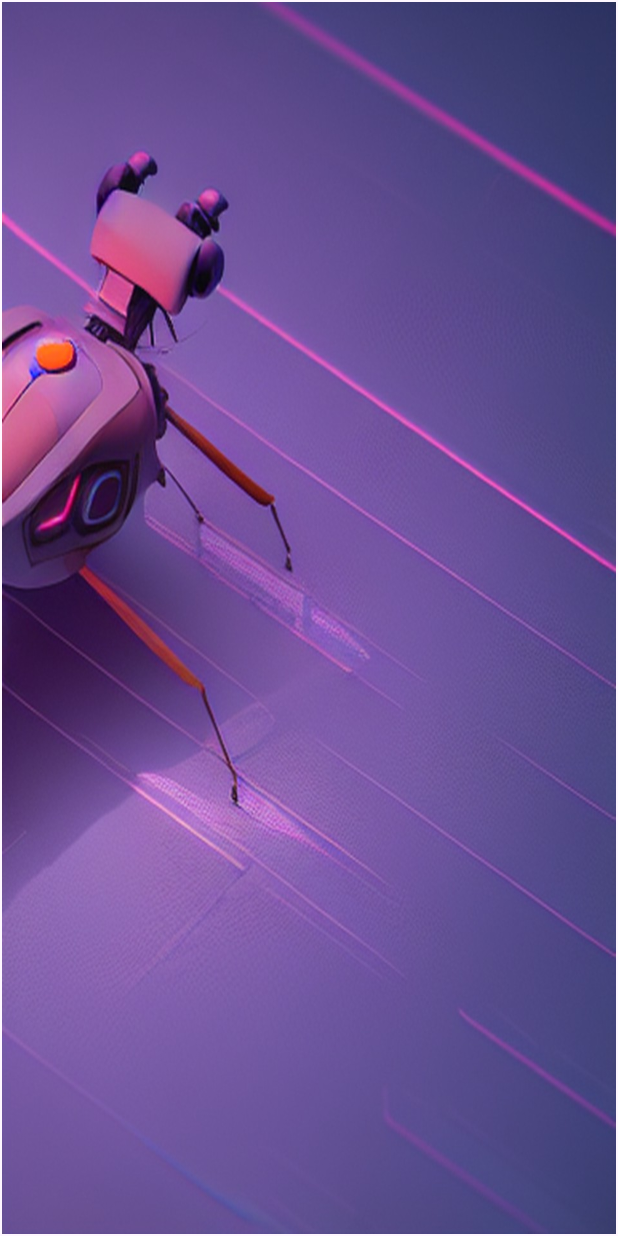
After one commit to CarlitosHV/Proyecto_inventario, an Android app: the Presentacion screen opened directly, with no data from a screen before it, on a phone screen of 412 x 824 dp. The commit adds this screen. Run offline under Robolectric (Android 15) with nearby library versions, the phone set to English and light mode, and no system bars.

Commit message:
Tiene una pantalla de presentacion

```diff
--- a/app/src/main/AndroidManifest.xml
+++ b/app/src/main/AndroidManifest.xml
@@ -7,14 +7,16 @@
     <uses-permission android:name="android.permission.READ_MEDIA_IMAGES" />
     <uses-permission android:name="android.permission.READ_MEDIA_VIDEO" />
     <uses-permission android:name="android.permission.READ_MEDIA_AUDIO" />
-    <uses-permission android:name="android.permission.READ_EXTERNAL_STORAGE"
+    <uses-permission
+        android:name="android.permission.READ_EXTERNAL_STORAGE"
         android:maxSdkVersion="32" />
-    <uses-permission android:name="android.permission.WRITE_EXTERNAL_STORAGE"
+    <uses-permission
+        android:name="android.permission.WRITE_EXTERNAL_STORAGE"
         android:maxSdkVersion="29" />
-    <uses-feature android:name="android.hardware.camera"
+
+    <uses-feature
+        android:name="android.hardware.camera"
         android:required="true" />
-
-
 
     <application
         android:allowBackup="true"
@@ -26,6 +28,13 @@
         android:supportsRtl="true"
         android:theme="@style/Theme.Productos"
         tools:targetApi="31">
+        <activity
+            android:name=".MainActivity"
+            android:exported="false">
+            <meta-data
+                android:name="android.app.lib_name"
+                android:value="" />
+        </activity>
 
         <provider
             android:name="androidx.core.content.FileProvider"
@@ -44,8 +53,10 @@
                 android:name="android.app.lib_name"
                 android:value="" />
         </activity>
+
+
         <activity
-            android:name=".MainActivity"
+            android:name=".Presentacion"
             android:exported="true">
             <intent-filter>
                 <action android:name="android.intent.action.MAIN" />
--- a/app/src/main/java/com/hardbug/productos/MainActivity.java
+++ b/app/src/main/java/com/hardbug/productos/MainActivity.java
@@ -65,4 +65,6 @@ public class MainActivity extends AppCompatActivity {
             }
         });
     }
+
+
 }
--- /dev/null
+++ b/app/src/main/java/com/hardbug/productos/Presentacion.java
@@ -0,0 +1,56 @@
+package com.hardbug.productos;
+
+import androidx.appcompat.app.AppCompatActivity;
+
+import android.app.Activity;
+import android.content.Intent;
+import android.graphics.drawable.Drawable;
+import android.os.Bundle;
+import android.os.Handler;
+import android.widget.ImageView;
+
+import java.util.ArrayList;
+import java.util.Random;
+import java.util.concurrent.ThreadLocalRandom;
+
+public class Presentacion extends AppCompatActivity {
+    private static int TIME_OUT = 3000;
+    private ArrayList<Drawable> imagenes = new ArrayList<Drawable>();
+    @Override
+    protected void onCreate(Bundle savedInstanceState) {
+        super.onCreate(savedInstanceState);
+        setContentView(R.layout.activity_presentacion);
+
+        imagenes.add(getResources().getDrawable(R.drawable.introuno));
+        imagenes.add(getResources().getDrawable(R.drawable.introdos));
+        imagenes.add(getResources().getDrawable(R.drawable.introtres));
+        imagenes.add(getResources().getDrawable(R.drawable.introcuatro));
+        imagenes.add(getResources().getDrawable(R.drawable.introcinco));
+
+        int randomNum = randomThis(0,4);
+
+        ImageView imagen = findViewById(R.id.imgPresentacion);
+        imagen.setImageDrawable(imagenes.get(randomNum));
+        imagen.setScaleType(ImageView.ScaleType.FIT_XY);
+
+        new Handler().postDelayed(new Runnable() {
+            @Override
+            public void run() {
+                Intent i = new Intent(Presentacion.this, MainActivity.class);
+                startActivity(i);
+                finish();
+            }
+        }, TIME_OUT);
+
+    }
+
+    private static int randomThis(int min, int max) {
+
+        if (min >= max) {
+            throw new IllegalArgumentException("max must be greater than min");
+        }
+
+        Random r = new Random();
+        return r.nextInt((max - min) + 1) + min;
+    }
+}
--- /dev/null
+++ b/app/src/main/res/layout/activity_presentacion.xml
@@ -0,0 +1,25 @@
+<?xml version="1.0" encoding="utf-8"?>
+<RelativeLayout xmlns:android="http://schemas.android.com/apk/res/android"
+    xmlns:app="http://schemas.android.com/apk/res-auto"
+    xmlns:tools="http://schemas.android.com/tools"
+    android:layout_width="match_parent"
+    android:layout_height="match_parent"
+    tools:context=".Presentacion">
+
+    <LinearLayout
+        android:layout_width="match_parent"
+        android:layout_height="match_parent"
+        android:orientation="vertical"
+        >
+        <ImageView
+            android:id="@+id/imgPresentacion"
+            android:layout_width="match_parent"
+            android:layout_height="match_parent"
+            android:layout_marginStart="1dp"
+            android:layout_marginEnd="1dp"
+            android:layout_marginTop="1dp"
+            android:layout_marginBottom="1dp"
+            />
+    </LinearLayout>
+
+</RelativeLayout>
```
Also changed, not shown: app/src/main/res/drawable/introcinco.jpg (added), app/src/main/res/drawable/introcuatro.jpg (added), app/src/main/res/drawable/introdos.jpg (added), app/src/main/res/drawable/introtres.jpg (added), app/src/main/res/drawable/introuno.jpg (added).
